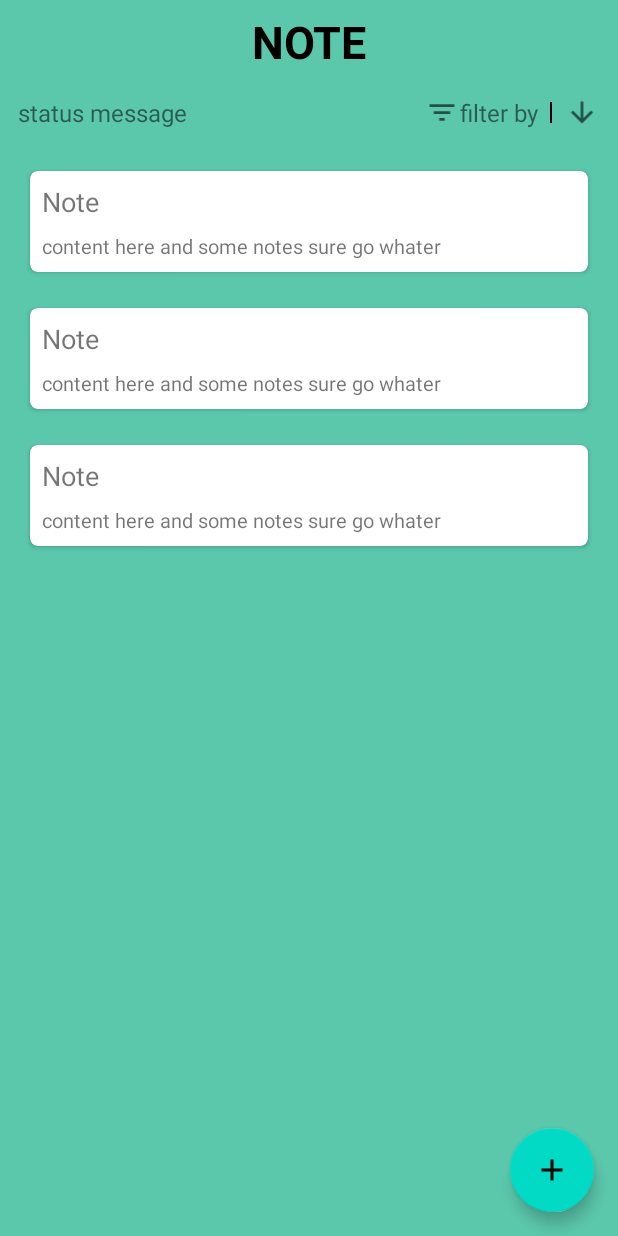
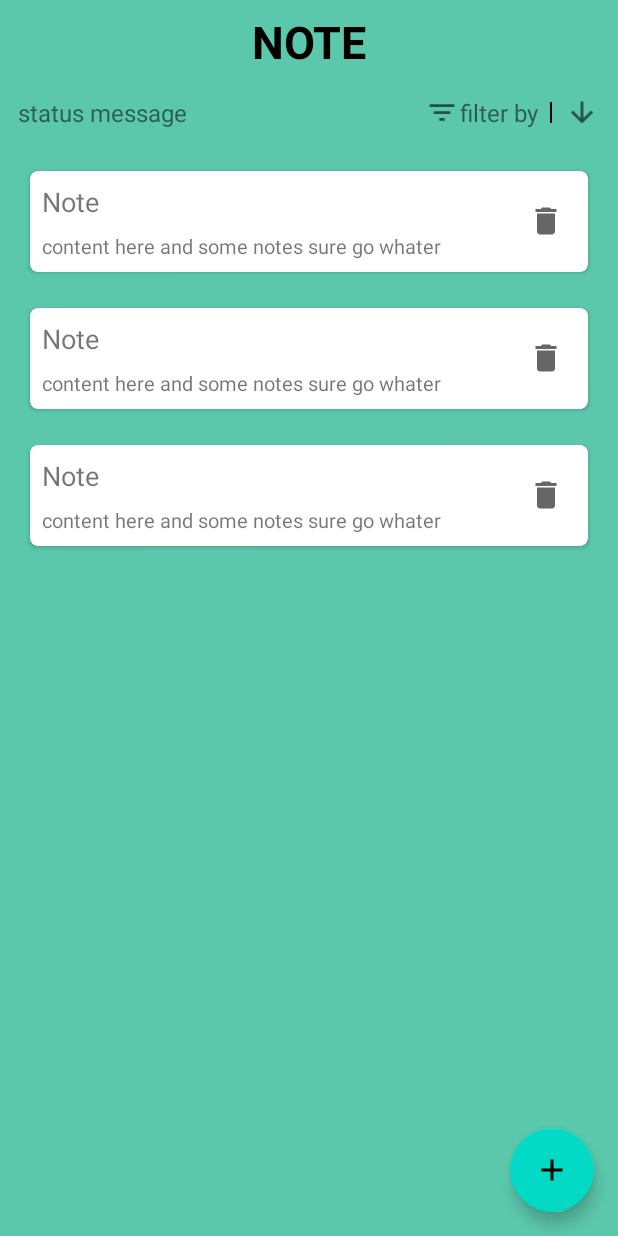
Before and after one commit to Fakevin0613/Note-Application-Android, an Android app: the layout activity_main.xml on its own in the app's theme, with its tools: preview values and no code run, on a phone screen of 412 x 824 dp. Run offline under Robolectric (Android 15) with nearby library versions, the phone set to English and light mode, and no system bars.

Commit message:
delete btn added with clickevent

```diff
--- a/NoteApplication/app/src/main/java/com/noteapplication/cs398/ListAdapter.kt
+++ b/NoteApplication/app/src/main/java/com/noteapplication/cs398/ListAdapter.kt
@@ -5,7 +5,7 @@ import android.view.ViewGroup
 import androidx.recyclerview.widget.RecyclerView
 import com.noteapplication.cs398.databinding.NoteItemBinding
 
-class ListAdapter() :
+class ListAdapter(private val viewModel: NoteViewModel) :
     RecyclerView.Adapter<ListAdapter.ViewHolder>() {
 
     private var itemList: ArrayList<Note> = ArrayList()
@@ -35,6 +35,9 @@ class ListAdapter() :
         // contents of the view with that element
         viewHolder.binding.itemTitle.text = itemList[position].noteTitle
         viewHolder.binding.itemContent.text = itemList[position].noteContent
+        viewHolder.binding.deleteButton.setOnClickListener {
+            viewModel.deleteNote(itemList[position])
+        }
     }
 
     // Return the size of your dataset (invoked by the layout manager)
--- a/NoteApplication/app/src/main/java/com/noteapplication/cs398/MainActivity.kt
+++ b/NoteApplication/app/src/main/java/com/noteapplication/cs398/MainActivity.kt
@@ -40,7 +40,7 @@ class MainActivity : AppCompatActivity() {
         addButton = binding.addNew
         noteList = binding.noteList
         noteList.layoutManager = LinearLayoutManager(this)
-        adapter = ListAdapter()
+        adapter = ListAdapter(viewModel)
 
         viewModel.allNotes.observe(this) {
             it?.let {
--- a/NoteApplication/app/src/main/res/layout/note_item.xml
+++ b/NoteApplication/app/src/main/res/layout/note_item.xml
@@ -18,6 +18,7 @@
                 android:id="@+id/itemTitle"
                 android:layout_width="match_parent"
                 android:layout_height="wrap_content"
+                android:layout_toStartOf="@id/deleteButton"
                 android:padding="4dp"
                 android:text="Note"
                 android:textSize="18sp" />
@@ -28,9 +29,22 @@
                 android:layout_width="match_parent"
                 android:layout_height="wrap_content"
                 android:layout_below="@id/itemTitle"
+                android:layout_toStartOf="@id/deleteButton"
                 android:padding="4dp"
                 android:text="content here and some notes sure go whater"
                 android:textSize="13sp" />
+        <ImageView
+                android:layout_width="wrap_content"
+                android:layout_height="wrap_content"
+                android:id="@+id/deleteButton"
+                android:src="@drawable/trash"
+                android:contentDescription="@string/delete"
+                android:layout_alignParentEnd="true"
+                android:layout_marginEnd="0dp"
+                android:layout_centerVertical="true"
+                android:layout_margin="12dp"/>
+
+
     </RelativeLayout>
 
 </androidx.cardview.widget.CardView>
--- a/NoteApplication/app/src/main/res/values/strings.xml
+++ b/NoteApplication/app/src/main/res/values/strings.xml
@@ -3,4 +3,5 @@
     <string name="add_new_note">Add new note</string>
     <string name="filter">filter</string>
     <string name="order">order</string>
+    <string name="delete">delete</string>
 </resources>
```
